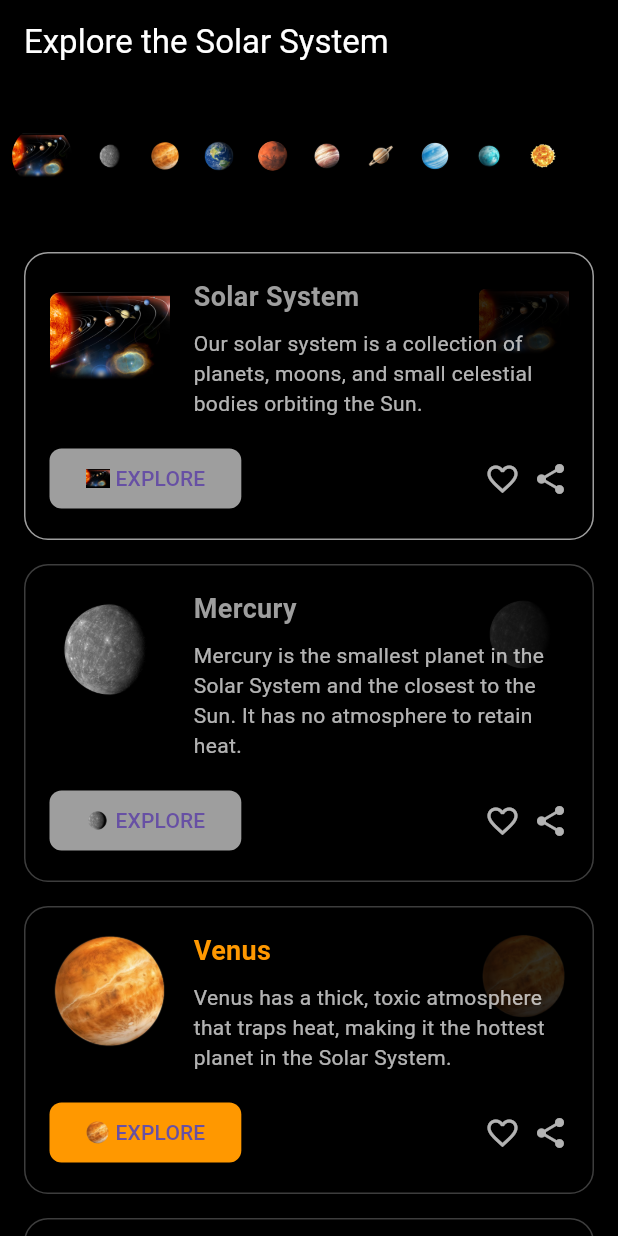
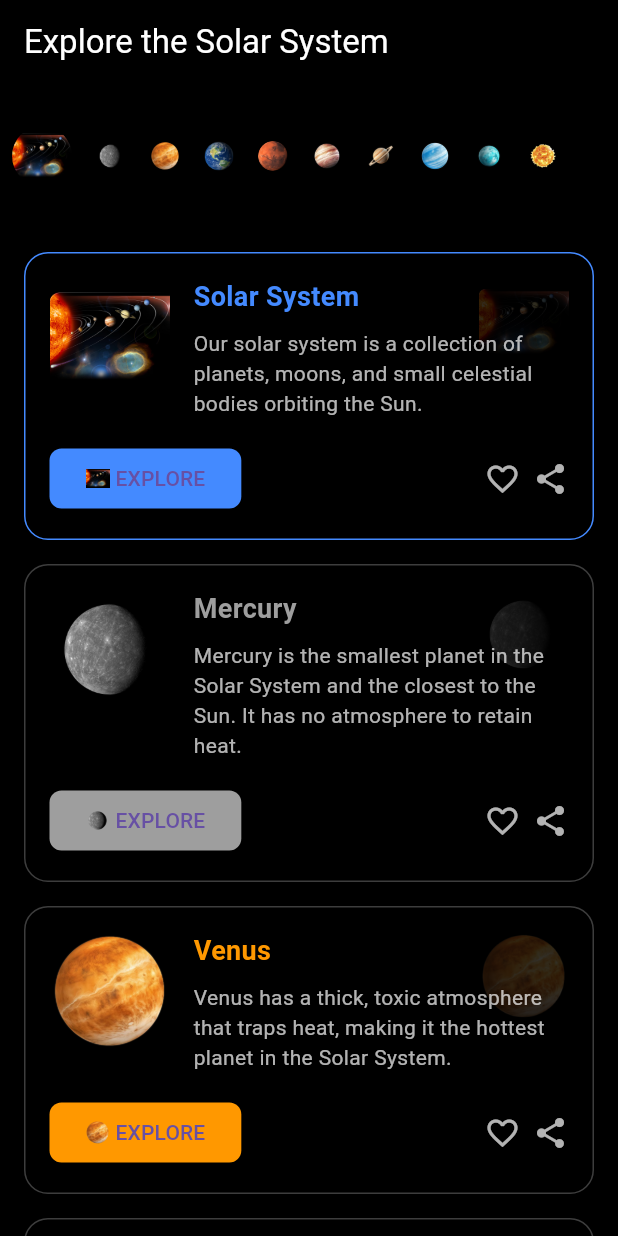
Before and after one commit to Haris-Mughal/XR-Universe-MobApp, a Flutter app: the screen it shows after launch, on a phone screen of 412 x 824 dp. Run offline on Flutter 3.47's test engine with Material 3 defaults, Android fonts, the light colour scheme and no system bars; missing offline and left inert: model_viewer_plus.

Commit message:
all app working, solar system implemented

```diff
--- a/lib/main.dart
+++ b/lib/main.dart
@@ -30,7 +30,7 @@ class _AstroExplorerScreenState extends State<AstroExplorerScreen> {
       'title': 'Solar System',
       'description': 'Our solar system is a collection of planets, moons, and small celestial bodies orbiting the Sun.',
       'image': 'assets/images/solarsystem.png',
-      'color': Colors.grey,
+      'color': Colors.blueAccent,
       'modelSrc': 'assets/models/solar_system.glb',
     },
     {
```
Also changed, not shown: pubspec.yaml (+6 -31 lines), assets/images/app_icon.png (added), pubspec.lock, 28 other files.
